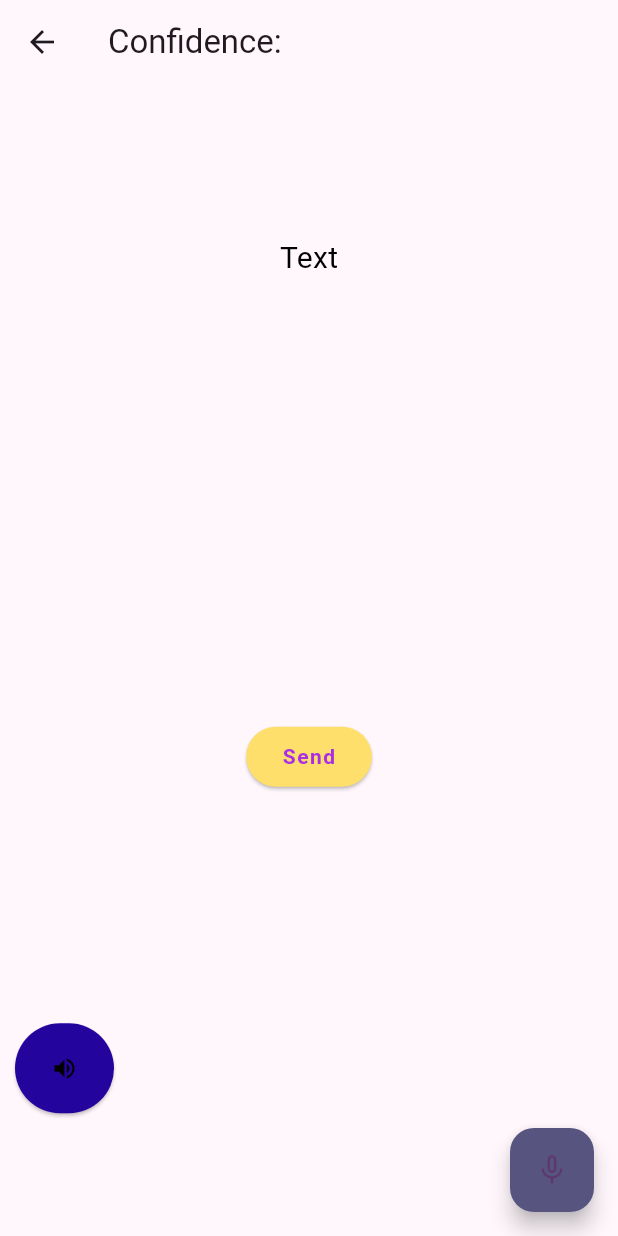
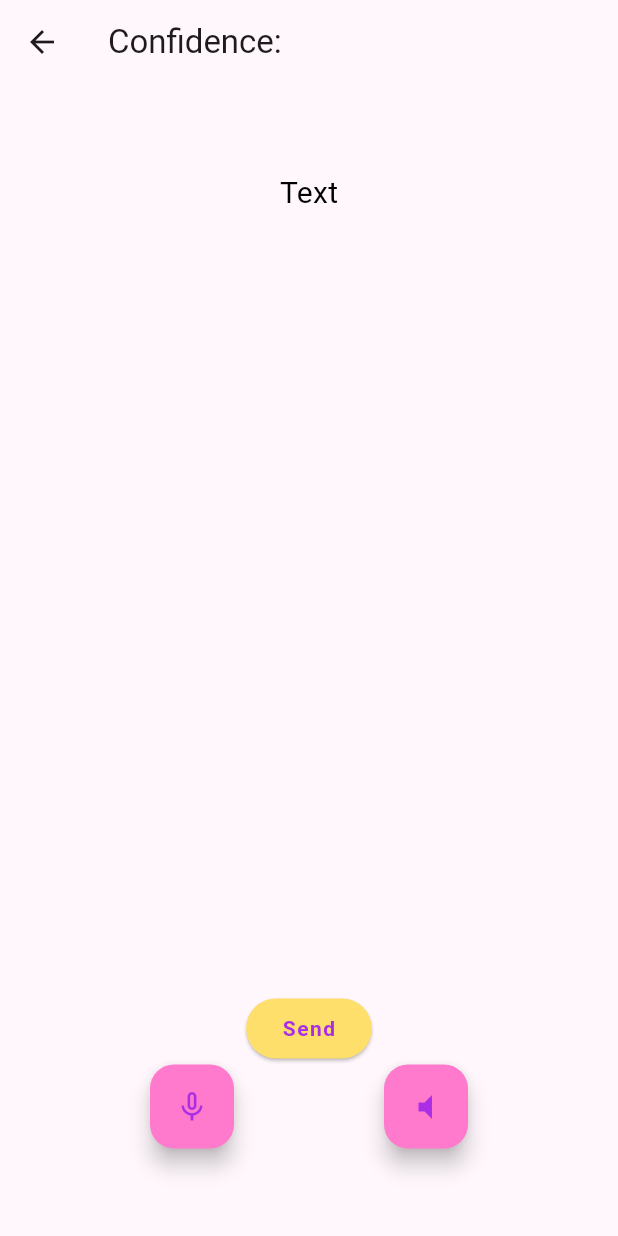
Before and after one commit to armandomm09/hackpue, a Flutter app: the AudioToTextPage screen opened directly, on a phone screen of 412 x 824 dp. Run offline on Flutter 3.47's test engine with Material 3 defaults, Android fonts, the phone set to English and light mode, and no system bars; drawn by our look-alikes of avatar_glow; our stand-ins replace audioplayers, awesome_snackbar_content, carousel_slider, cloud_firestore, file_picker, firebase_auth and 4 more; missing offline and left inert: record; accounts and stored records are empty; statements that could not run were skipped.

Commit message:
text to speech UI done

```diff
--- a/lib/pages/chat/quiz/quizResult.dart
+++ b/lib/pages/chat/quiz/quizResult.dart
@@ -2,6 +2,9 @@ import 'package:flutter/material.dart';
 import 'package:hackpue/components/appButton.dart';
 import 'package:hackpue/constants.dart';
 import 'package:flutter_animate/flutter_animate.dart';
+import 'package:hackpue/pages/app_intro/mainPage.dart';
+import 'package:hackpue/pages/app_intro/services.dart';
+import 'package:hackpue/pages/chat/chat_with_database.dart';
 
 class quizResultPage extends StatelessWidget {
   final String result;
@@ -53,7 +56,6 @@ class quizResultPage extends StatelessWidget {
   Widget build(BuildContext context) {
     return Center(
       child: Scaffold(
-          appBar: AppBar(),
           backgroundColor: happyYellow,
           body: Padding(
             padding: const EdgeInsets.all(20.0),
@@ -87,18 +89,41 @@ class quizResultPage extends StatelessWidget {
                       crossAxisAlignment: CrossAxisAlignment.stretch,
                       children: [
                         ElevatedButton(
-                                style: ButtonStyle(
-                                    backgroundColor:
-                                        WidgetStatePropertyAll(lavender)),
-                                onPressed: () {},
-                                child: Text('¡Quiero mejorar!'))
+                          style: ButtonStyle(
+                              backgroundColor:
+                                  WidgetStatePropertyAll(lavender)),
+                          onPressed: () {
+                            Navigator.push(
+                                context,
+                                MaterialPageRoute(
+                                    builder: (context) => ChatWithDatabase()));
+                          },
+                          child: Text(
+                            '¡Quiero mejorar!',
+                            style: TextStyle(color: Colors.white),
+                          ),
+                        )
                             .animate(delay: Duration(seconds: 2))
                             .shake(delay: Duration(seconds: 1))
                             .shake(delay: Duration(milliseconds: 100)),
                         SizedBox(
                           height: 20,
                         ),
-                        ElevatedButton(onPressed: () {}, child: Text('Volver'))
+                        ElevatedButton(
+                          onPressed: () {
+                            Navigator.push(
+                                context,
+                                MaterialPageRoute(
+                                    builder: (context) => AppServices()));
+                          },
+                          child: Text(
+                            'Volver',
+                            style: TextStyle(color: deepPurple),
+                          ),
+                          style: ButtonStyle(
+                              backgroundColor:
+                                  WidgetStatePropertyAll(happyOrange)),
+                        )
                       ],
                     ),
                   )
--- a/lib/pages/chat/upload_audio.dart
+++ b/lib/pages/chat/upload_audio.dart
@@ -39,12 +39,11 @@ class _AudioToTextPageState extends State<AudioToTextPage> {
 
   Future<String> speechToText(String filePath) async {
     try {
-      const apiKey = 'sk-proj-CCGa043OAmNNG4HgUFxET3BlbkFJ4WKsVsU1ZGM0B2nZ7v6d'; // Reemplaza con tu clave API
+      const apiKey =
+          'sk-proj-CCGa043OAmNNG4HgUFxET3BlbkFJ4WKsVsU1ZGM0B2nZ7v6d'; // Reemplaza con tu clave API
       var url = Uri.https('api.openai.com', '/v1/audio/transcriptions');
       var request = http.MultipartRequest("POST", url);
-      request.headers.addAll(({
-        "Authorization": "Bearer $apiKey"
-      }));
+      request.headers.addAll(({"Authorization": "Bearer $apiKey"}));
       request.fields['model'] = 'whisper-1';
       request.fields['language'] = 'es';
       request.fields['response_format'] = 'verbose_json';
@@ -62,64 +61,126 @@ class _AudioToTextPageState extends State<AudioToTextPage> {
     }
   }
 
+  Widget showIconRecord(bool isListening) {
+    if (isListening) {
+      return Icon(
+        Icons.mic,
+        color: happyOrange,
+      );
+    } else {
+      return Icon(
+        Icons.mic_none,
+        color: lavender,
+      );
+    }
+  }
+
+  Widget showIconListen(bool isListening) {
+    if (isListening) {
+      return Icon(
+        Icons.volume_down,
+        color: happyOrange,
+      );
+    } else {
+      return Icon(
+        Icons.volume_mute,
+        color: lavender,
+      );
+    }
+  }
+
   @override
   Widget build(BuildContext context) {
     return Scaffold(
-      floatingActionButtonLocation: FloatingActionButtonLocation.endFloat,
+      /*
+      floatingActionButtonLocation: FloatingActionButtonLocation.centerFloat,
       floatingActionButton: AvatarGlow(
         animate: isRecording,
-        glowColor: Colors.pinkAccent,
+        glowColor: pink,
         duration: const Duration(milliseconds: 2000),
         repeat: true,
         child: FloatingActionButton(
-          backgroundColor: myBackGroundColor,
+          backgroundColor: isRecording ? happyOrange : happyYellow,
           onPressed: isRecording ? stopRecording : startRecording,
-          child: Icon(isRecording ? Icons.mic : Icons.mic_none),
+          child: showIcon(isListening),
         ),
       ),
+      */
       appBar: AppBar(
         title: const Text('Confidence:'),
       ),
       body: Column(
-        mainAxisAlignment: MainAxisAlignment.spaceAround,
+        mainAxisAlignment: MainAxisAlignment.spaceEvenly,
         children: [
-          Container(
-            padding: const EdgeInsets.fromLTRB(30.0, 30.0, 30.0, 150.0),
+          SingleChildScrollView(
+            reverse: true,
+            //padding: const EdgeInsets.fromLTRB(0.0, 30.0, 30.0, 150.0),
+            child: Container(
+              padding: EdgeInsets.only(top: 40),
               child: Text(
                 convertedText,
-              style: const TextStyle(
+                style: TextStyle(
                   fontSize: 20.0,
-                color: Colors.black,
+                  color: defaultText,
                 ),
               ),
             ),
-          //SizedBox(height: 90,),
-          AppButton(text: 'Send', onPressed: () {
-            print('Textt: ' + convertedText);
+          ),
+
+          Padding(
+            padding: const EdgeInsets.only(top: 500),
+            child: Column(
+              mainAxisAlignment: MainAxisAlignment.spaceAround,
+              children: [
+                AppButton(
+                  text: 'Send',
+                  onPressed: () {
+                    print('Text: ' + convertedText);
                     Navigator.push(
                       context,
                       MaterialPageRoute(
-                              builder: (context) => ChatWithDatabase(initialQuestion: convertedText,),
+                        builder: (context) => ChatWithDatabase(
+                          initialQuestion: convertedText,
+                        ),
                       ),
                     );
-          },),
-          Row(
-            mainAxisAlignment: MainAxisAlignment.start,
+                  },
+                ),
+                Padding(
+                  padding: const EdgeInsets.only(bottom: 40),
+                  child: Row(
+                    mainAxisAlignment: MainAxisAlignment.spaceEvenly,
                     children: [
-              Padding(
-                padding: const EdgeInsets.all(10.0),
-                child: ElevatedButton(
+                      AvatarGlow(
+                        animate: isRecording,
+                        glowColor: pink,
+                        duration: const Duration(milliseconds: 2000),
+                        repeat: true,
+                        child: FloatingActionButton(
+                          backgroundColor: isRecording ? happyOrange : pink,
+                          onPressed:
+                              isRecording ? stopRecording : startRecording,
+                          child: showIconRecord(isRecording),
+                        ),
+                      ),
+                      AvatarGlow(
+                        animate: isRecording,
+                        glowColor: pink,
+                        duration: const Duration(milliseconds: 2000),
+                        repeat: true,
+                        child: FloatingActionButton(
+                          backgroundColor: isRecording ? happyOrange : pink,
                           onPressed: startListeningRecording,
-                  style: ElevatedButton.styleFrom(
-                    foregroundColor: Colors.black,
-                    minimumSize: const Size(40, 60),
-                    backgroundColor: deepPurple,
-                  ),
-                  child: Icon(isListening ? Icons.volume_mute : Icons.volume_up),
+                          child: showIconListen(isListening),
                         ),
                       ),
                     ],
                   ),
+                ),
+              ],
+            ),
+          ),
+          //SizedBox(height: 90,),
         ],
       ),
     );
```
Lines whose indentation alone changed are shown as unchanged.
